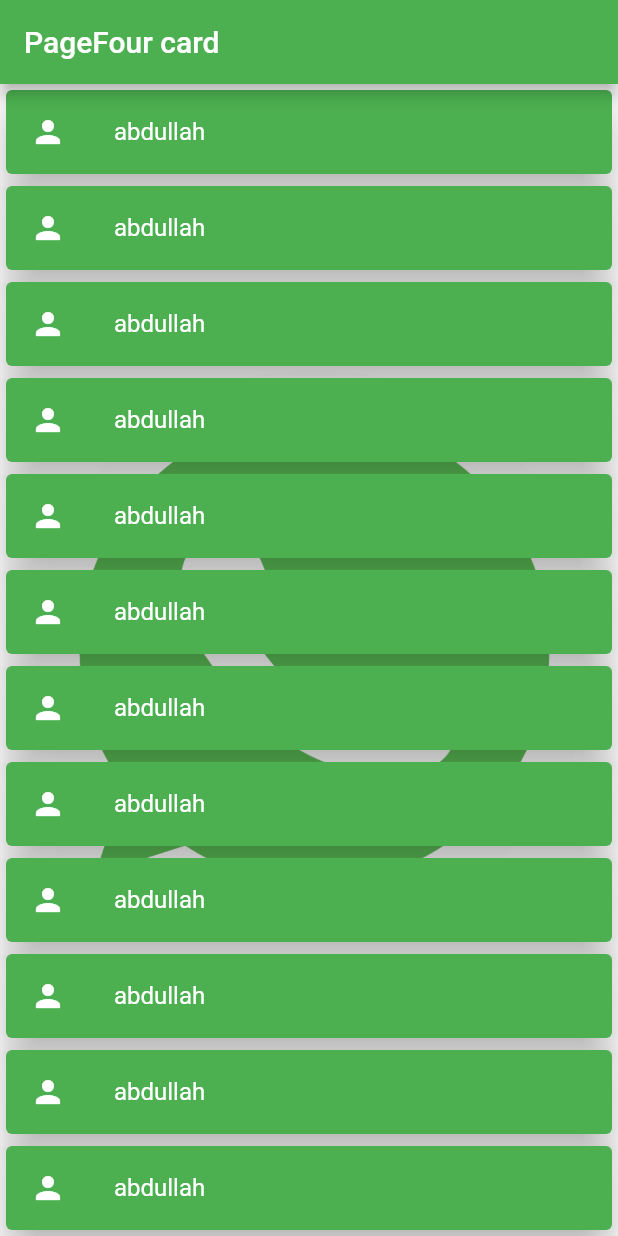
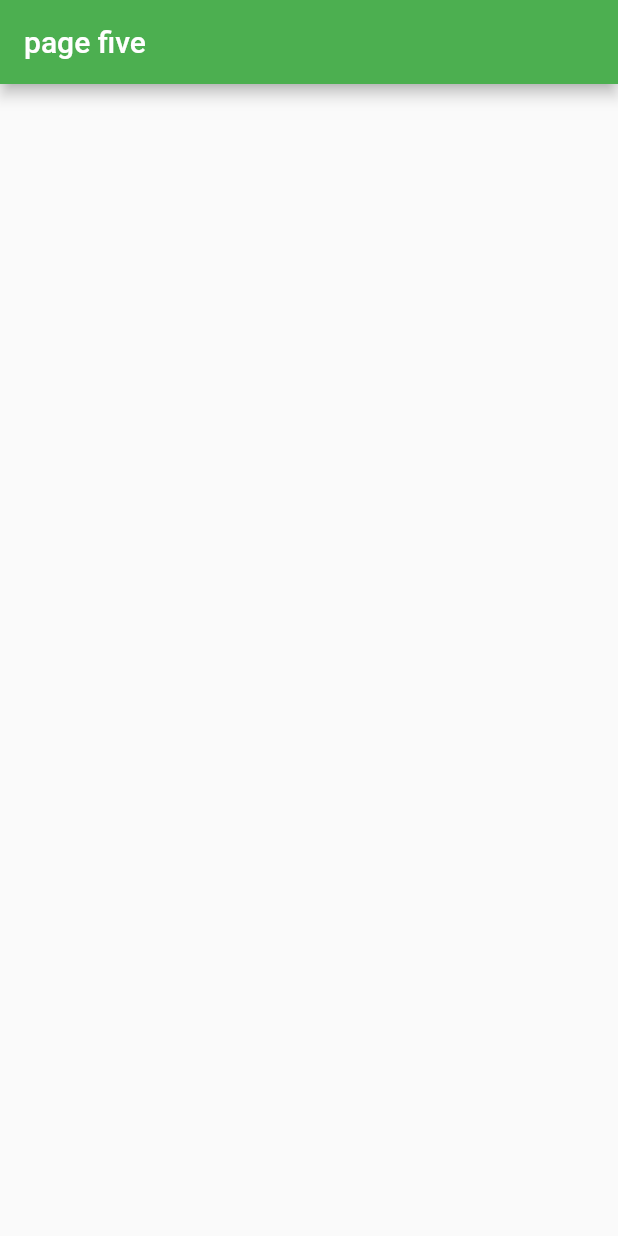
Before and after one commit to Abdullah6445/flutter_practice, a Flutter app: the screen it shows after launch, on a phone screen of 412 x 824 dp. Run offline on Flutter 3.47's test engine with Material 3 defaults, Android fonts, the phone set to English and light mode, and no system bars.

Commit message:
page five created

```diff
--- /dev/null
+++ b/lib/PAGES/pageFive.dart
@@ -0,0 +1,19 @@
+import 'package:flutter/material.dart';
+
+class pageFive extends StatefulWidget {
+  const pageFive({super.key});
+
+  @override
+  State<pageFive> createState() => _pageFiveState();
+}
+
+class _pageFiveState extends State<pageFive> {
+  @override
+  Widget build(BuildContext context) {
+    return Scaffold(
+      appBar: AppBar(
+        title: Text("page five"),
+      ),
+    );
+  }
+}
--- a/lib/PAGES/pageFour.dart
+++ b/lib/PAGES/pageFour.dart
@@ -27,6 +27,7 @@ class _pageFourState extends State<pageFour> {
           itemBuilder: (context, index) {
             return Card(
                 elevation: 10,
+                shadowColor: Colors.black,
                 color: Colors.green.shade500,
                 child: ListTile(
                     leading: Icon(
--- a/lib/main.dart
+++ b/lib/main.dart
@@ -1,5 +1,6 @@
 import 'package:flutter/material.dart';
-import 'package:flutter_practice/PAGES/pageFour.dart';
+import 'package:flutter_practice/PAGES/pageFive.dart';
+// import 'package:flutter_practice/PAGES/pageFour.dart';
 // import 'package:flutter_practice/PAGES/pageOne.dart';
 // import 'package:flutter_practice/PAGES/pageThree.dart';
 // import 'package:flutter_practice/PAGES/pageOne.dart';
@@ -31,13 +32,12 @@ class MyApp extends StatelessWidget {
               fontSize: 25,
               fontWeight: FontWeight.w900,
               color: Colors.red.shade900),
-          )
+        ),
 
         // colorSchemeSeed: Colors.pink,
         // useMaterial3: false,
       ),
-      // primarySwatch: Colors.purple, useMaterial3: false),
-      home: const pageFour(),
+      home: pageFive(),
     );
   }
 }
```
Lines whose indentation alone changed are shown as unchanged.
